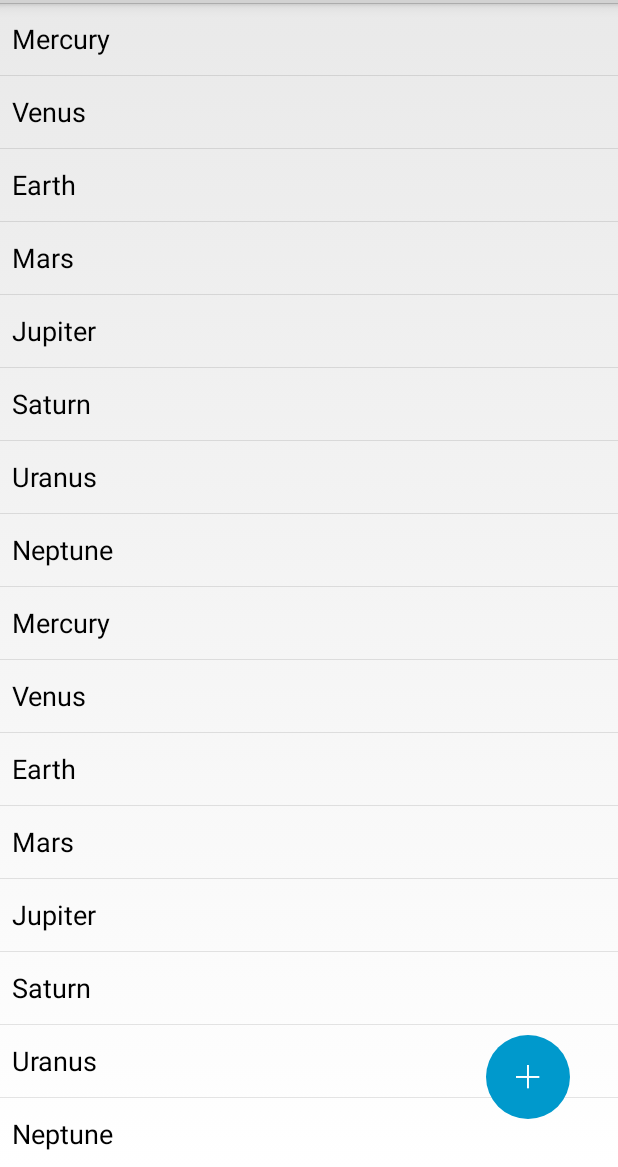
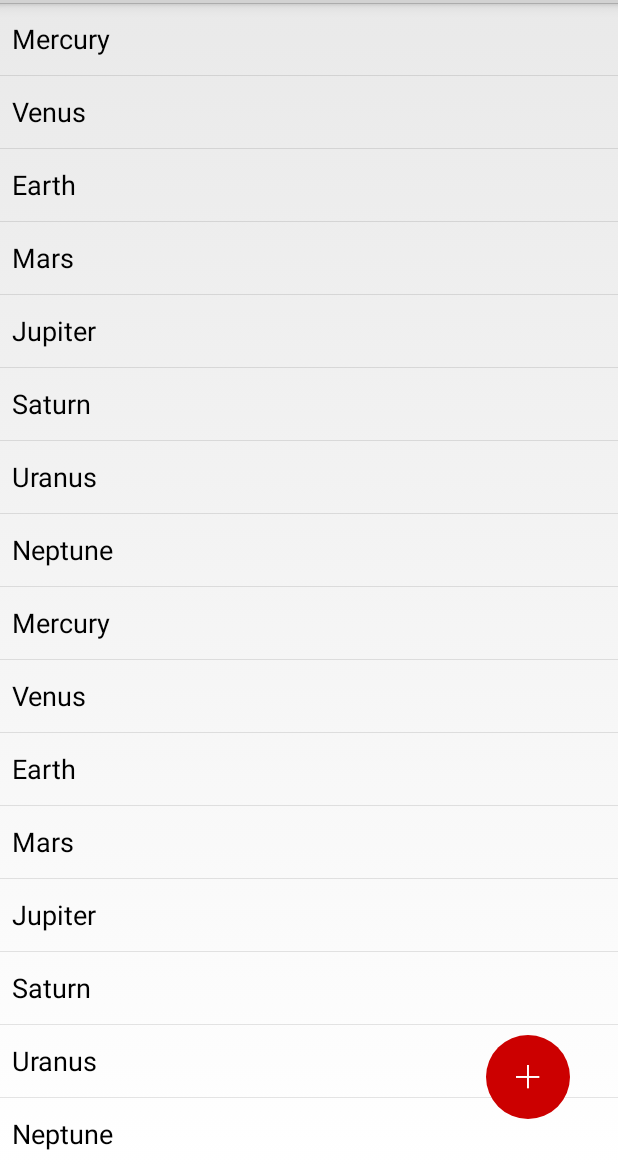
Before and after one commit to makovkastar/FloatingActionButton, an Android app: the screen it shows after launch (MainActivity), on a phone screen of 412 x 824 dp, the part 69-1236 px from its top. Run offline under Robolectric (Android 15) with nearby library versions, the phone set to English and light mode, and no system bars.

Commit message:
Refactor layout xml

```diff
--- a/sample/src/main/res/layout/activity_main.xml
+++ b/sample/src/main/res/layout/activity_main.xml
@@ -1,9 +1,7 @@
-<RelativeLayout xmlns:android="http://schemas.android.com/apk/res/android"
-             xmlns:tools="http://schemas.android.com/tools"
+<FrameLayout xmlns:android="http://schemas.android.com/apk/res/android"
              xmlns:fab="http://schemas.android.com/apk/res-auto"
              android:layout_width="match_parent"
-             android:layout_height="match_parent"
-             tools:context="com.melnykov.floatingactionbutton.sample.MainActivity">
+             android:layout_height="match_parent">
 
     <ListView
             android:id="@android:id/list"
@@ -14,10 +12,9 @@
             android:id="@+id/button_floating_action"
             android:layout_width="wrap_content"
             android:layout_height="wrap_content"
-            android:layout_alignParentBottom="true"
-            android:layout_alignParentRight="true"
+            android:layout_gravity="bottom|right"
             android:layout_margin="32dp"
             android:src="@drawable/ic_action_content_new"
-            fab:pb_colorNormal="@android:color/holo_green_light"
-            fab:pb_colorPressed="@android:color/holo_green_dark"/>
-</RelativeLayout>
+            fab:colorNormal="@android:color/holo_red_dark"
+            fab:colorPressed="@android:color/holo_red_light"/>
+</FrameLayout>
```
